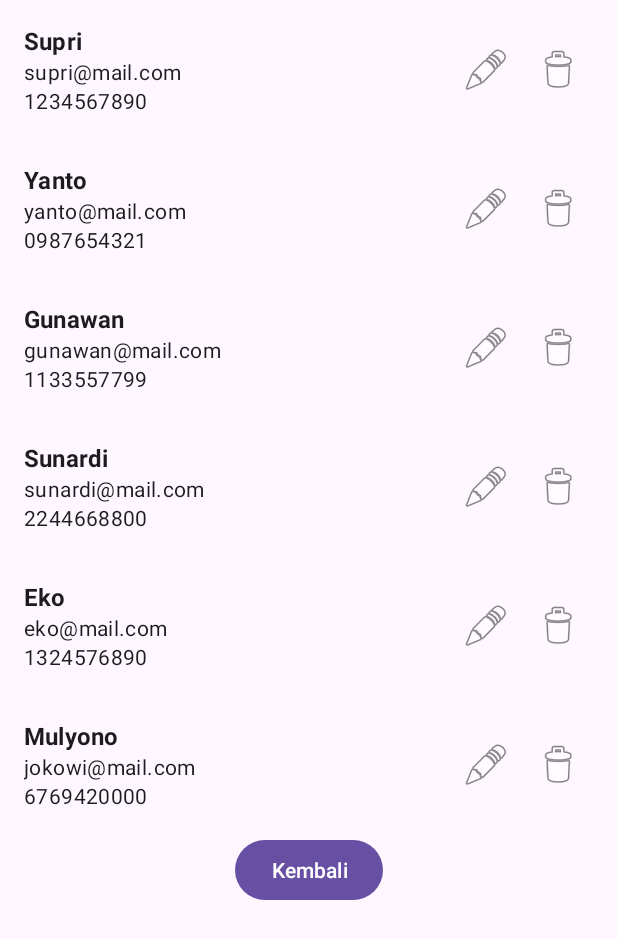
After one commit to bukunya/android3, an Android app: the ContactActivity screen opened directly, with no data from a screen before it, on a phone screen of 412 x 824 dp. The commit adds this screen. Shown: the top 939 px of the screen. Run offline under Robolectric (Android 15) with nearby library versions, the phone set to English and light mode, and no system bars.

Commit message:
feat(contact): adding contact functionality

```diff
--- a/app/src/main/AndroidManifest.xml
+++ b/app/src/main/AndroidManifest.xml
@@ -11,6 +11,9 @@
         android:roundIcon="@mipmap/ic_launcher_round"
         android:supportsRtl="true"
         android:theme="@style/Theme.ContactApp">
+        <activity
+            android:name=".ContactActivity"
+            android:exported="false" />
         <activity
             android:name=".LoginActivity"
             android:exported="false" />
--- /dev/null
+++ b/app/src/main/java/com/example/contactapp/Contact.kt
@@ -0,0 +1,7 @@
+package com.example.contactapp
+
+data class Contact (
+    val name: String = "-",
+    val email: String = "-",
+    val phone: String = "-",
+)
--- /dev/null
+++ b/app/src/main/java/com/example/contactapp/ContactActivity.kt
@@ -0,0 +1,59 @@
+package com.example.contactapp
+
+import android.content.Intent
+import android.os.Bundle
+import android.widget.Toast
+import androidx.activity.enableEdgeToEdge
+import androidx.appcompat.app.AppCompatActivity
+import androidx.core.view.ViewCompat
+import androidx.core.view.WindowInsetsCompat
+import androidx.recyclerview.widget.GridLayoutManager
+import com.example.contactapp.databinding.ActivityContactBinding
+
+class ContactActivity : AppCompatActivity() {
+    lateinit var binding: ActivityContactBinding
+
+    override fun onCreate(savedInstanceState: Bundle?) {
+        super.onCreate(savedInstanceState)
+        enableEdgeToEdge()
+
+        binding = ActivityContactBinding.inflate(layoutInflater)
+
+        setContentView(binding.root)
+
+        //panggil fungsi generate dummydata
+        var disaster = generateDummy()
+
+        //init adapter
+        val adapterContact = ContactAdapter(generateDummy()) { contact ->
+            Toast.makeText(
+                this@ContactActivity,
+                "You clicked on ${contact.name}",
+                Toast.LENGTH_SHORT
+            ).show()
+        }
+
+        with(binding){
+            rvContact.apply {
+                adapter = adapterContact
+                layoutManager = GridLayoutManager(this@ContactActivity, 1)
+            }
+            btnReturnToMain.setOnClickListener {
+                startActivity(Intent(this@ContactActivity, MainActivity::class.java))
+                finish()
+            }
+
+        }
+    }
+
+    fun generateDummy(): List<Contact>{
+        return listOf(
+            Contact(name = "Supri", "supri@mail.com", "1234567890"),
+            Contact(name = "Yanto", "yanto@mail.com", "0987654321"),
+            Contact(name = "Gunawan", "gunawan@mail.com", "1133557799"),
+            Contact(name = "Sunardi", "sunardi@mail.com", "2244668800"),
+            Contact(name = "Eko", "eko@mail.com", "1324576890"),
+            Contact(name = "Mulyono", "jokowi@mail.com", "6769420000")
+        )
+    }
+}
--- /dev/null
+++ b/app/src/main/java/com/example/contactapp/ContactAdapter.kt
@@ -0,0 +1,43 @@
+package com.example.contactapp
+
+import android.view.LayoutInflater
+import android.view.ViewGroup
+import androidx.recyclerview.widget.RecyclerView
+import com.example.contactapp.Contact
+import com.example.contactapp.databinding.ItemContactBinding
+
+typealias onClickContact = (Contact) -> Unit
+
+class ContactAdapter(private val listContact: List<Contact>, private val onClickContact: onClickContact):
+    RecyclerView.Adapter<ContactAdapter.ItemContactViewHolder>() {
+    inner class ItemContactViewHolder(private val binding: ItemContactBinding) :
+        RecyclerView.ViewHolder(binding.root) {
+
+        fun bind(data: Contact){
+            with(binding){
+                tvContactName.text = data.name
+                tvContactEmail.text = data.email
+                tvContactPhoneNumber.text = data.phone
+                itemView.setOnClickListener {
+                    onClickContact(data)
+                }
+            }
+        }
+    }
+
+    override fun onCreateViewHolder(
+        parent: ViewGroup,
+        viewType: Int):
+            ItemContactViewHolder {
+        val binding = ItemContactBinding.inflate(LayoutInflater.from(parent.context), parent,false)
+        return ItemContactViewHolder(binding)
+    }
+
+    override fun onBindViewHolder(holder: ItemContactViewHolder, position: Int) {
+        holder.bind(listContact[position])
+    }
+
+    override fun getItemCount(): Int {
+        return listContact.count()
+    }
+}
--- a/app/src/main/java/com/example/contactapp/MainActivity.kt
+++ b/app/src/main/java/com/example/contactapp/MainActivity.kt
@@ -28,6 +28,10 @@ class MainActivity : AppCompatActivity() {
                 prefManager.clear()
                 finish()
             }
+            btnToContact.setOnClickListener {
+                startActivity(Intent(this@MainActivity, ContactActivity::class.java))
+                finish()
+            }
         }
     }
     fun checkLoginStatus() {
--- /dev/null
+++ b/app/src/main/res/layout/activity_contact.xml
@@ -0,0 +1,27 @@
+<?xml version="1.0" encoding="utf-8"?>
+<androidx.constraintlayout.widget.ConstraintLayout xmlns:android="http://schemas.android.com/apk/res/android"
+    xmlns:app="http://schemas.android.com/apk/res-auto"
+    xmlns:tools="http://schemas.android.com/tools"
+    android:id="@+id/main"
+    android:layout_width="match_parent"
+    android:layout_height="match_parent"
+    tools:context=".ContactActivity">
+
+    <androidx.recyclerview.widget.RecyclerView
+        android:id="@+id/rv_contact"
+        android:layout_width="match_parent"
+        android:layout_height="wrap_content"
+        app:layout_constraintEnd_toEndOf="parent"
+        app:layout_constraintStart_toStartOf="parent"
+        app:layout_constraintTop_toTopOf="parent" />
+
+    <Button
+        android:id="@+id/btn_return_to_main"
+        android:layout_width="wrap_content"
+        android:layout_height="wrap_content"
+        android:text="Kembali"
+        app:layout_constraintEnd_toEndOf="parent"
+        app:layout_constraintStart_toStartOf="parent"
+        app:layout_constraintTop_toBottomOf="@+id/rv_contact" />
+
+</androidx.constraintlayout.widget.ConstraintLayout>
--- a/app/src/main/res/layout/activity_main.xml
+++ b/app/src/main/res/layout/activity_main.xml
@@ -26,4 +26,10 @@
         android:layout_height="wrap_content"
         android:layout_marginTop="16dp"
         android:text="Clear"/>
+    <Button
+        android:id="@+id/btn_to_contact"
+        android:layout_width="wrap_content"
+        android:layout_height="wrap_content"
+        android:layout_marginTop="16dp"
+        android:text="Go to Contact"/>
 </LinearLayout>
--- /dev/null
+++ b/app/src/main/res/layout/item_contact.xml
@@ -0,0 +1,62 @@
+<?xml version="1.0" encoding="utf-8"?>
+<androidx.constraintlayout.widget.ConstraintLayout xmlns:android="http://schemas.android.com/apk/res/android"
+    xmlns:app="http://schemas.android.com/apk/res-auto"
+    xmlns:tools="http://schemas.android.com/tools"
+    android:layout_width="match_parent"
+    android:layout_height="wrap_content"
+    android:padding="16dp">
+
+    <ImageButton
+        android:id="@+id/btn_delete_contact"
+        android:layout_width="48dp"
+        android:layout_height="48dp"
+        android:src="@android:drawable/ic_menu_delete"
+        android:background="?attr/selectableItemBackgroundBorderless"
+        android:contentDescription="Delete"
+        app:layout_constraintEnd_toEndOf="parent"
+        app:layout_constraintTop_toTopOf="parent"
+        app:layout_constraintBottom_toBottomOf="parent" />
+
+    <ImageButton
+        android:id="@+id/btn_edit_contact"
+        android:layout_width="48dp"
+        android:layout_height="48dp"
+        android:src="@android:drawable/ic_menu_edit"
+        android:background="?attr/selectableItemBackgroundBorderless"
+        android:contentDescription="Edit"
+        app:layout_constraintEnd_toStartOf="@+id/btn_delete_contact"
+        app:layout_constraintTop_toTopOf="parent"
+        app:layout_constraintBottom_toBottomOf="parent" />
+
+    <TextView
+        android:id="@+id/tv_contact_name"
+        android:layout_width="0dp"
+        android:layout_height="wrap_content"
+        android:text="Nama"
+        android:textAppearance="@style/TextAppearance.MaterialComponents.Subtitle1"
+        android:textStyle="bold"
+        app:layout_constraintStart_toStartOf="parent"
+        app:layout_constraintTop_toTopOf="parent"
+        app:layout_constraintEnd_toStartOf="@+id/btn_edit_contact"
+        android:layout_marginEnd="16dp" />
+
+    <TextView
+        android:id="@+id/tv_contact_email"
+        android:layout_width="0dp"
+        android:layout_height="wrap_content"
+        android:text="email"
+        android:textAppearance="@style/TextAppearance.MaterialComponents.Body2"
+        app:layout_constraintStart_toStartOf="parent"
+        app:layout_constraintTop_toBottomOf="@+id/tv_contact_name"
+        app:layout_constraintEnd_toEndOf="@+id/tv_contact_name" />
+
+    <TextView
+        android:id="@+id/tv_contact_phone_number"
+        android:layout_width="0dp"
+        android:layout_height="wrap_content"
+        android:text="phone"
+        android:textAppearance="@style/TextAppearance.MaterialComponents.Body2"
+        app:layout_constraintStart_toStartOf="parent"
+        app:layout_constraintTop_toBottomOf="@+id/tv_contact_email"
+        app:layout_constraintEnd_toEndOf="@+id/tv_contact_name" />
+</androidx.constraintlayout.widget.ConstraintLayout>
```
